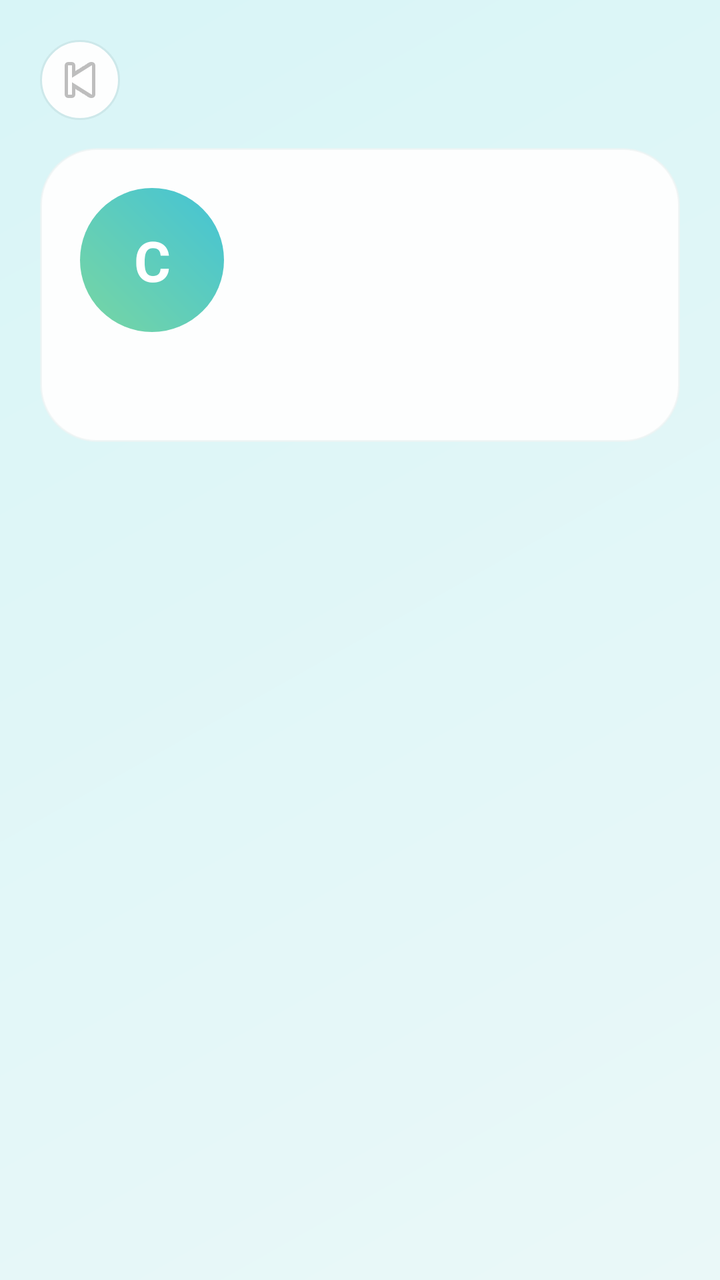
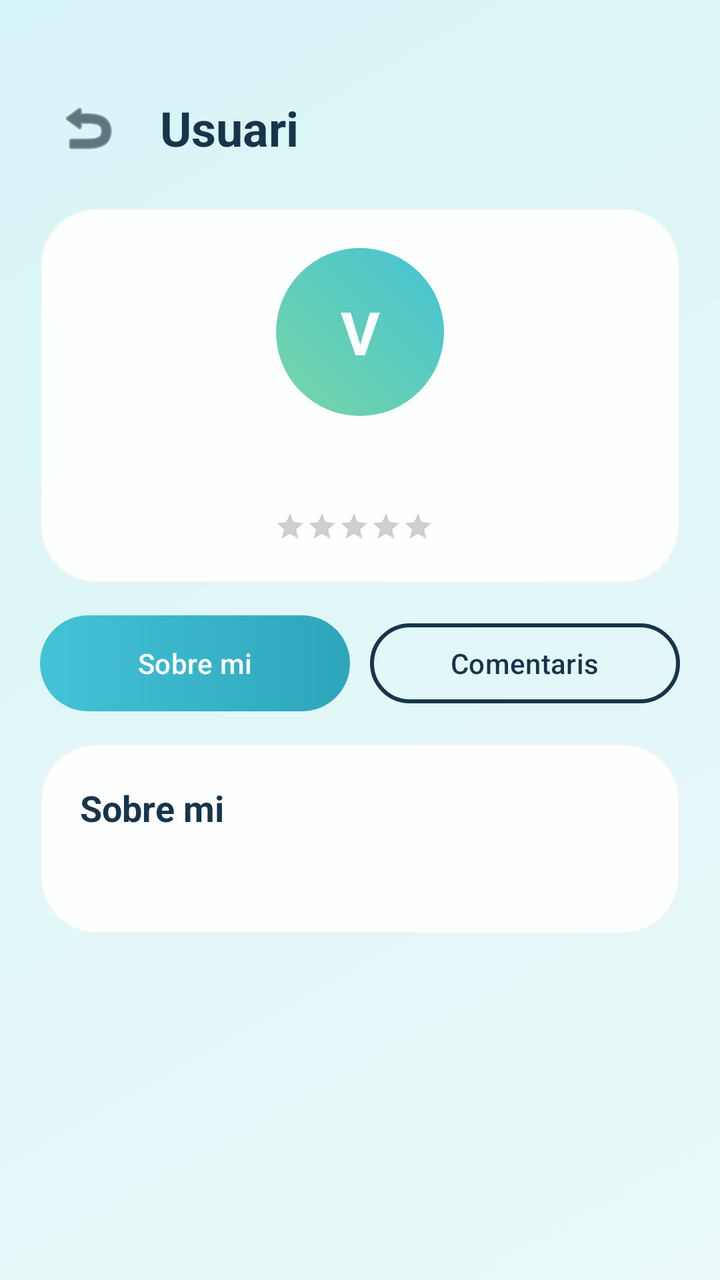

Before-and-after screenshots of an Android layout around one commit, followed by the original layout XML and the change that was made.
<!-- AndroidManifest.xml: application theme Theme.ViBaCar -->
<!-- res/layout/activity_veure_perfil.xml -->
<?xml version="1.0" encoding="utf-8"?>
<androidx.core.widget.NestedScrollView xmlns:android="http://schemas.android.com/apk/res/android"
    xmlns:app="http://schemas.android.com/apk/res-auto"
    android:layout_width="match_parent"
    android:layout_height="match_parent"
    android:background="@drawable/fons_pantalla"
    android:fillViewport="true">

    <LinearLayout
        android:layout_width="match_parent"
        android:layout_height="wrap_content"
        android:orientation="vertical"
        android:padding="20dp">

        <ImageButton
            android:id="@+id/botoEnrere"
            android:layout_width="40dp"
            android:layout_height="40dp"
            android:background="@drawable/fons_capsula"
            android:contentDescription="@string/boto_enrere"
            android:padding="10dp"
            android:src="@android:drawable/ic_media_previous" />

        <LinearLayout
            android:layout_width="match_parent"
            android:layout_height="wrap_content"
            android:layout_marginTop="14dp"
            android:background="@drawable/fons_targeta"
            android:elevation="8dp"
            android:orientation="vertical"
            android:padding="20dp">

            <LinearLayout
                android:layout_width="match_parent"
                android:layout_height="wrap_content"
                android:gravity="center_vertical"
                android:orientation="horizontal">

                <FrameLayout
                    android:layout_width="72dp"
                    android:layout_height="72dp">

                    <com.google.android.material.imageview.ShapeableImageView
                        android:id="@+id/imatgePerfil"
                        android:layout_width="match_parent"
                        android:layout_height="match_parent"
                        android:scaleType="centerCrop"
                        android:visibility="gone"
                        app:shapeAppearanceOverlay="@style/FormaAvatarCercle" />

                    <TextView
                        android:id="@+id/txtInicialAvatar"
                        android:layout_width="match_parent"
                        android:layout_height="match_parent"
                        android:background="@drawable/fons_avatar"
                        android:gravity="center"
                        android:text="C"
                        android:textColor="@color/color_text_clar"
                        android:textSize="28sp"
                        android:textStyle="bold" />
                </FrameLayout>

                <LinearLayout
                    android:layout_width="0dp"
                    android:layout_height="wrap_content"
                    android:layout_marginStart="16dp"
                    android:layout_weight="1"
                    android:orientation="vertical">

                    <TextView
                        android:id="@+id/txtNom"
                        android:layout_width="wrap_content"
                        android:layout_height="wrap_content"
                        android:textColor="@color/color_text_principal"
                        android:textSize="22sp"
                        android:textStyle="bold" />

                    <TextView
                        android:id="@+id/txtValoracio"
                        android:layout_width="wrap_content"
                        android:layout_height="wrap_content"
                        android:layout_marginTop="4dp"
                        android:textColor="@color/color_text_secundari" />
                </LinearLayout>
            </LinearLayout>

            <TextView
                android:id="@+id/txtDades"
                android:layout_width="match_parent"
                android:layout_height="wrap_content"
                android:layout_marginTop="16dp"
                android:lineSpacingExtra="4dp"
                android:textColor="@color/color_text_secundari" />

        </LinearLayout>
    </LinearLayout>
</androidx.core.widget.NestedScrollView>
<!-- resources referenced by this layout -->
<resources>
  <color name="color_text_clar">#FFFFFF</color>
  <color name="color_text_principal">#17354A</color>
  <color name="color_text_secundari">#547283</color>
  <!-- drawable fons_avatar (drawable) -->
  <?xml version="1.0" encoding="utf-8"?>
  <shape xmlns:android="http://schemas.android.com/apk/res/android" android:shape="oval">
      <gradient
          android:angle="45"
          android:endColor="@color/color_principal"
          android:startColor="@color/color_secundari" />
  </shape>
  <!-- drawable fons_capsula (drawable) -->
  <?xml version="1.0" encoding="utf-8"?>
  <shape xmlns:android="http://schemas.android.com/apk/res/android">
      <solid android:color="@color/color_targeta" />
      <corners android:radius="20dp" />
      <stroke
          android:width="1dp"
          android:color="@color/color_linia" />
  </shape>
  <!-- drawable fons_pantalla (drawable) -->
  <?xml version="1.0" encoding="utf-8"?>
  <shape xmlns:android="http://schemas.android.com/apk/res/android">
      <gradient
          android:angle="315"
          android:endColor="@color/color_fons"
          android:startColor="#D8F5F7" />
  </shape>
  <!-- drawable fons_targeta (drawable) -->
  <?xml version="1.0" encoding="utf-8"?>
  <shape xmlns:android="http://schemas.android.com/apk/res/android">
      <solid android:color="@color/color_targeta" />
      <corners android:radius="28dp" />
      <stroke
          android:width="1dp"
          android:color="#AAEDF4F4" />
  </shape>
  <string name="boto_enrere">Torna enrere</string>
  <style name="FormaAvatarCercle" parent="">
          <item name="cornerFamily">rounded</item>
          <item name="cornerSize">50%</item>
      </style>
  <style name="Theme.ViBaCar" parent="Base.Theme.ViBaCar" />
  <color name="color_principal">#44C3D6</color>
  <color name="color_secundari">#78D6A2</color>
  <color name="color_targeta">#FDFEFE</color>
  <color name="color_linia">#CDE8EA</color>
  <color name="color_fons">#EAF8F8</color>
  <style name="Base.Theme.ViBaCar" parent="Theme.Material3.Light.NoActionBar">
          <item name="colorPrimary">@color/color_principal</item>
          <item name="colorOnPrimary">@color/color_text_clar</item>
          <item name="colorSecondary">@color/color_secundari</item>
          <item name="android:statusBarColor">@android:color/transparent</item>
          <item name="android:navigationBarColor">@color/color_fons</item>
          <item name="android:windowLightStatusBar">true</item>
          <item name="android:windowBackground">@color/color_fons</item>
      </style>
</resources>

<!-- the commit's change to res/layout/activity_veure_perfil.xml (unified diff, before → after) -->
@@ -10,88 +10,230 @@
         android:layout_width="match_parent"
         android:layout_height="wrap_content"
         android:orientation="vertical"
-        android:padding="20dp">
-
-        <ImageButton
-            android:id="@+id/botoEnrere"
-            android:layout_width="40dp"
-            android:layout_height="40dp"
-            android:background="@drawable/fons_capsula"
-            android:contentDescription="@string/boto_enrere"
-            android:padding="10dp"
-            android:src="@android:drawable/ic_media_previous" />
-
+        android:paddingHorizontal="20dp"
+        android:paddingTop="40dp"
+        android:paddingBottom="20dp">
+
+        
         <LinearLayout
             android:layout_width="match_parent"
             android:layout_height="wrap_content"
-            android:layout_marginTop="14dp"
+            android:gravity="center_vertical"
+            android:orientation="horizontal">
+
+            <ImageButton
+                android:id="@+id/botoEnrere"
+                android:layout_width="48dp"
+                android:layout_height="48dp"
+                android:layout_gravity="start"
+                android:background="?attr/selectableItemBackgroundBorderless"
+                android:contentDescription="@string/boto_enrere"
+                android:padding="8dp"
+                android:src="@android:drawable/ic_menu_revert"
+                app:tint="@color/color_text_fosc" />
+
+            <TextView
+                android:id="@+id/txtTitolPerfil"
+                android:layout_width="0dp"
+                android:layout_height="wrap_content"
+                android:layout_marginStart="12dp"
+                android:layout_weight="1"
+                android:text="@string/text_usuari"
+                android:textColor="@color/color_text_principal"
+                android:textSize="24sp"
+                android:textStyle="bold" />
+        </LinearLayout>
+
+        
+        <LinearLayout
+            android:layout_width="match_parent"
+            android:layout_height="wrap_content"
+            android:layout_marginTop="16dp"
             android:background="@drawable/fons_targeta"
             android:elevation="8dp"
             android:orientation="vertical"
             android:padding="20dp">
 
+            <FrameLayout
+                android:layout_width="84dp"
+                android:layout_height="84dp"
+                android:layout_gravity="center_horizontal">
+
+                <com.google.android.material.imageview.ShapeableImageView
+                    android:id="@+id/imatgePerfil"
+                    android:layout_width="match_parent"
+                    android:layout_height="match_parent"
+                    android:scaleType="centerCrop"
+                    android:visibility="gone"
+                    app:shapeAppearanceOverlay="@style/FormaAvatarCercle" />
+
+                <TextView
+                    android:id="@+id/txtInicialAvatar"
+                    android:layout_width="match_parent"
+                    android:layout_height="match_parent"
+                    android:background="@drawable/fons_avatar"
+                    android:gravity="center"
+                    android:text="V"
+                    android:textColor="@color/color_text_clar"
+                    android:textSize="30sp"
+                    android:textStyle="bold" />
+            </FrameLayout>
+
+            <TextView
+                android:id="@+id/txtNom"
+                android:layout_width="match_parent"
+                android:layout_height="wrap_content"
+                android:layout_marginTop="12dp"
+                android:gravity="center"
+                android:textColor="@color/color_text_principal"
+                android:textSize="22sp"
+                android:textStyle="bold" />
+
             <LinearLayout
-                android:layout_width="match_parent"
-                android:layout_height="wrap_content"
+                android:layout_width="wrap_content"
+                android:layout_height="wrap_content"
+                android:layout_gravity="center_horizontal"
+                android:layout_marginTop="6dp"
                 android:gravity="center_vertical"
                 android:orientation="horizontal">
 
-                <FrameLayout
-                    android:layout_width="72dp"
-                    android:layout_height="72dp">
-
-                    <com.google.android.material.imageview.ShapeableImageView
-                        android:id="@+id/imatgePerfil"
-                        android:layout_width="match_parent"
-                        android:layout_height="match_parent"
-                        android:scaleType="centerCrop"
-                        android:visibility="gone"
-                        app:shapeAppearanceOverlay="@style/FormaAvatarCercle" />
-
-                    <TextView
-                        android:id="@+id/txtInicialAvatar"
-                        android:layout_width="match_parent"
-                        android:layout_height="match_parent"
-                        android:background="@drawable/fons_avatar"
-                        android:gravity="center"
-                        android:text="C"
-                        android:textColor="@color/color_text_clar"
-                        android:textSize="28sp"
-                        android:textStyle="bold" />
-                </FrameLayout>
-
-                <LinearLayout
-                    android:layout_width="0dp"
-                    android:layout_height="wrap_content"
-                    android:layout_marginStart="16dp"
-                    android:layout_weight="1"
-                    android:orientation="vertical">
-
-                    <TextView
-                        android:id="@+id/txtNom"
-                        android:layout_width="wrap_content"
-                        android:layout_height="wrap_content"
-                        android:textColor="@color/color_text_principal"
-                        android:textSize="22sp"
-                        android:textStyle="bold" />
-
-                    <TextView
-                        android:id="@+id/txtValoracio"
-                        android:layout_width="wrap_content"
-                        android:layout_height="wrap_content"
-                        android:layout_marginTop="4dp"
-                        android:textColor="@color/color_text_secundari" />
-                </LinearLayout>
+                <RatingBar
+                    android:id="@+id/barraReputacio"
+                    style="?android:attr/ratingBarStyleSmall"
+                    android:layout_width="wrap_content"
+                    android:layout_height="wrap_content"
+                    android:isIndicator="true"
+                    android:numStars="5"
+                    android:progressTint="#FFD700"
+                    android:stepSize="0.1" />
+
+                <TextView
+                    android:id="@+id/txtValoracio"
+                    android:layout_width="wrap_content"
+                    android:layout_height="wrap_content"
+                    android:layout_marginStart="6dp"
+                    android:textColor="@color/color_text_secundari"
+                    android:textSize="12sp" />
             </LinearLayout>
-
-            <TextView
-                android:id="@+id/txtDades"
+        </LinearLayout>
+
+        
+        <LinearLayout
+            android:layout_width="match_parent"
+            android:layout_height="wrap_content"
+            android:layout_marginTop="16dp"
+            android:gravity="center"
+            android:orientation="horizontal">
+
+            
+            <com.google.android.material.button.MaterialButton
+                android:id="@+id/botoSeccioSobreMi"
+                android:layout_width="0dp"
+                android:layout_height="wrap_content"
+                android:layout_weight="1"
+                android:background="@drawable/fons_boto_principal"
+                android:text="@string/perfil_sobre_mi"
+                android:textColor="@color/color_text_clar"
+                app:backgroundTint="@null" />
+
+            <Space
+                android:layout_width="10dp"
+                android:layout_height="1dp" />
+
+            
+            <com.google.android.material.button.MaterialButton
+                android:id="@+id/botoSeccioComentaris"
+                style="@style/Widget.Material3.Button.OutlinedButton"
+                android:layout_width="0dp"
+                android:layout_height="wrap_content"
+                android:layout_weight="1"
+                android:text="Comentaris"
+                android:textColor="@color/color_text_principal"
+                app:strokeColor="@color/color_text_principal"
+                app:strokeWidth="2dp" />
+        </LinearLayout>
+
+        
+        <FrameLayout
+            android:layout_width="match_parent"
+            android:layout_height="wrap_content"
+            android:layout_marginTop="16dp">
+
+            
+            <LinearLayout
+                android:id="@+id/seccioSobreMi"
                 android:layout_width="match_parent"
                 android:layout_height="wrap_content"
-                android:layout_marginTop="16dp"
-                android:lineSpacingExtra="4dp"
-                android:textColor="@color/color_text_secundari" />
-
-        </LinearLayout>
+                android:background="@drawable/fons_targeta"
+                android:elevation="8dp"
+                android:orientation="vertical"
+                android:padding="20dp"
+                android:visibility="visible">
+
+                <TextView
+                    android:layout_width="match_parent"
+                    android:layout_height="wrap_content"
+                    android:text="@string/perfil_sobre_mi"
+                    android:textColor="@color/color_text_principal"
+                    android:textSize="18sp"
+                    android:textStyle="bold" />
+
+                <TextView
+                    android:id="@+id/txtDades"
+                    android:layout_width="match_parent"
+                    android:layout_height="wrap_content"
+                    android:layout_marginTop="12dp"
+                    android:textColor="@color/color_text_secundari"
+                    android:lineSpacingExtra="4dp" />
+            </LinearLayout>
+
+            
+            <LinearLayout
+                android:id="@+id/seccioComentaris"
+                android:layout_width="match_parent"
+                android:layout_height="wrap_content"
+                android:background="@drawable/fons_targeta"
+                android:elevation="8dp"
+                android:orientation="vertical"
+                android:padding="20dp"
+                android:visibility="gone">
+
+                <TextView
+                    android:layout_width="match_parent"
+                    android:layout_height="wrap_content"
+                    android:text="Comentaris i valoracions"
+                    android:textColor="@color/color_text_principal"
+                    android:textSize="18sp"
+                    android:textStyle="bold" />
+
+                <androidx.recyclerview.widget.RecyclerView
+                    android:id="@+id/llistaComentaris"
+                    android:layout_width="match_parent"
+                    android:layout_height="wrap_content"
+                    android:layout_marginTop="12dp"
+                    android:nestedScrollingEnabled="false" />
+
+                <TextView
+                    android:id="@+id/txtBuitComentaris"
+                    android:layout_width="match_parent"
+                    android:layout_height="wrap_content"
+                    android:layout_marginTop="12dp"
+                    android:gravity="center"
+                    android:text="Encara no hi ha comentaris per aquest usuari"
+                    android:textColor="@color/color_text_secundari"
+                    android:visibility="visible" />
+            </LinearLayout>
+        </FrameLayout>
+
+        <com.google.android.material.button.MaterialButton
+            android:id="@+id/botoObrirXat"
+            android:layout_width="match_parent"
+            android:layout_height="wrap_content"
+            android:layout_marginTop="24dp"
+            android:background="@drawable/fons_boto_principal"
+            android:text="@string/boto_obrir_xat"
+            android:textColor="@color/color_text_clar"
+            android:visibility="gone" />
+
     </LinearLayout>
 </androidx.core.widget.NestedScrollView>
<!-- resource entries referenced after the edit -->
@@ -1,6 +1,7 @@
 <!-- resources referenced by this layout -->
 <resources>
   <color name="color_text_clar">#FFFFFF</color>
+  <color name="color_text_fosc">#0D2030</color>
   <color name="color_text_principal">#17354A</color>
   <color name="color_text_secundari">#547283</color>
   <!-- drawable fons_avatar (drawable) -->
@@ -11,14 +12,14 @@
           android:endColor="@color/color_principal"
           android:startColor="@color/color_secundari" />
   </shape>
-  <!-- drawable fons_capsula (drawable) -->
+  <!-- drawable fons_boto_principal (drawable) -->
   <?xml version="1.0" encoding="utf-8"?>
   <shape xmlns:android="http://schemas.android.com/apk/res/android">
-      <solid android:color="@color/color_targeta" />
-      <corners android:radius="20dp" />
-      <stroke
-          android:width="1dp"
-          android:color="@color/color_linia" />
+      <gradient
+          android:angle="0"
+          android:endColor="@color/color_principal_fosc"
+          android:startColor="@color/color_principal" />
+      <corners android:radius="30dp" />
   </shape>
   <!-- drawable fons_pantalla (drawable) -->
   <?xml version="1.0" encoding="utf-8"?>
@@ -38,6 +39,9 @@
           android:color="#AAEDF4F4" />
   </shape>
   <string name="boto_enrere">Torna enrere</string>
+  <string name="boto_obrir_xat">Obrir xat</string>
+  <string name="perfil_sobre_mi">Sobre mi</string>
+  <string name="text_usuari">Usuari</string>
   <style name="FormaAvatarCercle" parent="">
           <item name="cornerFamily">rounded</item>
           <item name="cornerSize">50%</item>
@@ -45,8 +49,8 @@
   <style name="Theme.ViBaCar" parent="Base.Theme.ViBaCar" />
   <color name="color_principal">#44C3D6</color>
   <color name="color_secundari">#78D6A2</color>
+  <color name="color_principal_fosc">#2DA5BB</color>
   <color name="color_targeta">#FDFEFE</color>
-  <color name="color_linia">#CDE8EA</color>
   <color name="color_fons">#EAF8F8</color>
   <style name="Base.Theme.ViBaCar" parent="Theme.Material3.Light.NoActionBar">
           <item name="colorPrimary">@color/color_principal</item>
